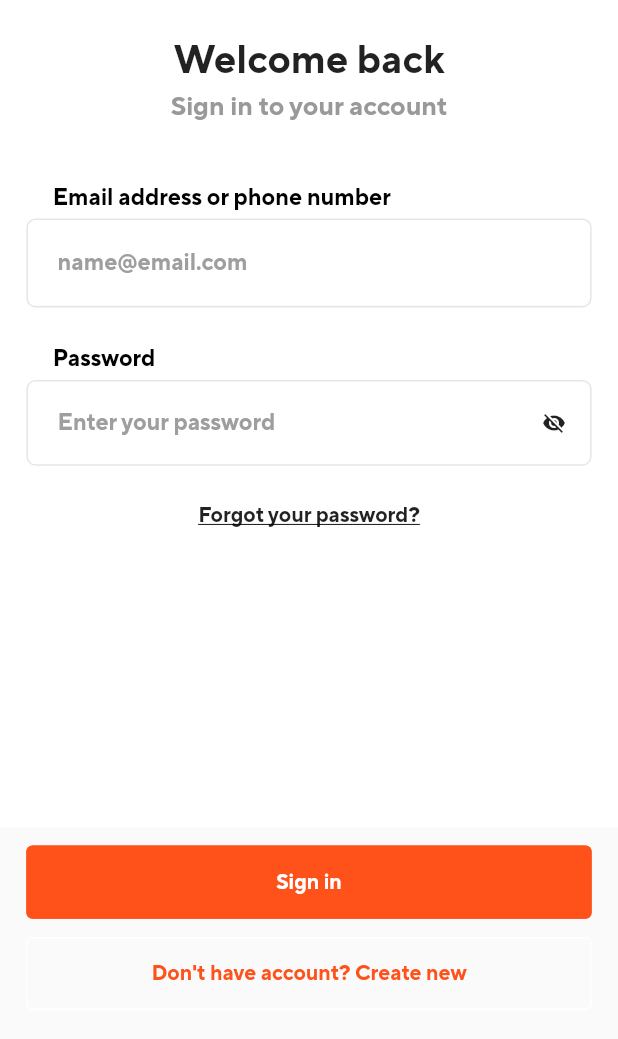
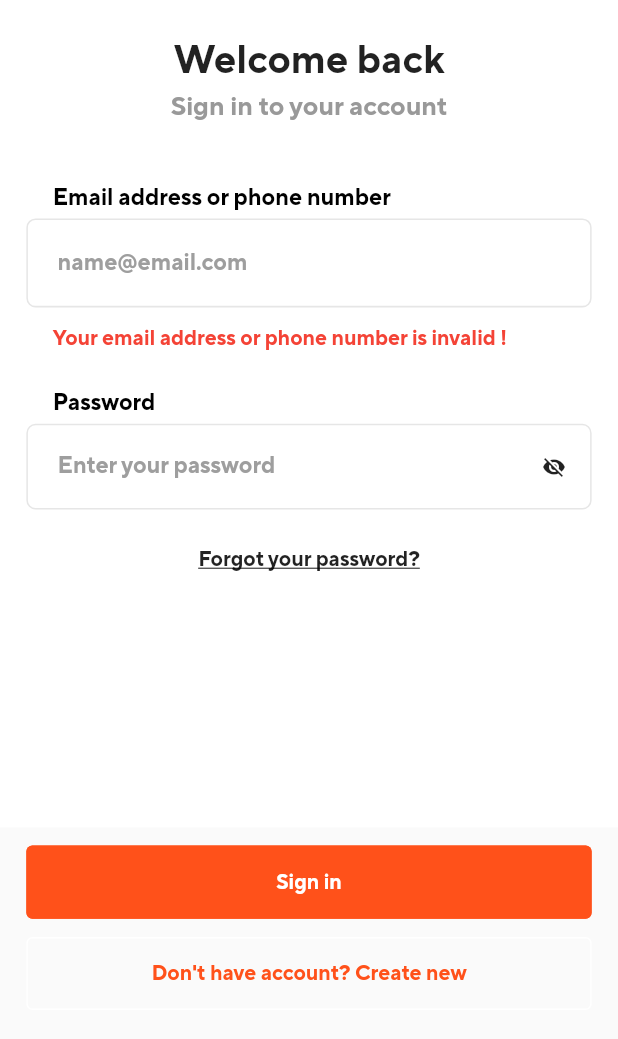
Before and after one commit to sonntuet1997/anygonow-mobile, a Flutter app: the screen it shows after launch, after a tap on "Sign in", on a phone screen of 412 x 824 dp, the part 156-1195 px from its top. Run offline on Flutter 3.47's test engine with Material 2 defaults, Android fonts, the phone set to English and light mode, and no system bars; our stand-ins replace convert, dio, flutter_dotenv, flutter_rating_bar, flutter_svg and 5 more; missing offline and left inert: ecdsa, elliptic, encrypt, pointycastle, protobuf, secp256k1 and 1 more; accounts and stored records are empty; key blocks and very long unbroken strings in the code were emptied for the run.

Commit message:
Merged PR 2806: fix: login message when failed
fix: login message when failed

```diff
--- a/lib/controller/login/login_controller.dart
+++ b/lib/controller/login/login_controller.dart
@@ -19,6 +19,8 @@ class LoginPageController extends GetxController {
   TextEditingController password = TextEditingController();
 
   RxBool isHidePassword = true.obs;
+  var messValidateUsername = "".obs;
+  var messValidatePassword = "".obs;
 
   void changeHidePassword() {
     isHidePassword.value = !isHidePassword.value;
@@ -27,8 +29,6 @@ class LoginPageController extends GetxController {
   Future getPing(List<String> certificateList) async {
     try {
       CustomDio customDio = new CustomDio();
-      // var certificateJson = jsonEncode(certificateList);
-      print("cert: " + certificateList.toString());
       customDio.dio.options.headers["Authorization"] = certificateList[0];
 
       var response = await customDio.post(
@@ -62,15 +62,16 @@ class LoginPageController extends GetxController {
 
   Future<bool> login() async {
     User userInfo = User();
+    messValidateUsername.value = "";
+    messValidatePassword.value = "";
     if (username.text == "") {
-      print("Username can not be empty");
+      messValidateUsername.value = "invalid_username";
     } else if (password.text == "") {
-      print("Password can not be empty");
+      messValidatePassword.value = "invalid_password";
     } else {
       var responseCredential = await getCredential(username.text);
       Status validateUsername = ResponseValidator.check(responseCredential);
       if (validateUsername.status == "OK") {
-        print({"data": responseCredential});
         var data = responseCredential.data["data"];
         var userId = data["id"];
         var publicKey = data['publicKey'];
@@ -79,14 +80,13 @@ class LoginPageController extends GetxController {
         String? privateKey =
         decryptAESCryptoJS(encryptedPrivateKey, password.text);
 
-        print("pK:" + privateKey.toString());
-        Status validatePassword = new Status();
+        Status validatePassword = Status();
 
-        if (privateKey == null)
-          validatePassword =
-          new Status(status: "ERROR", message: "WRONG.PASSWORD");
-        else
-          validatePassword = new Status(status: "SUCCESS", message: "SUCCESS");
+        if (privateKey == null) {
+          validatePassword = Status(status: "ERROR", message: "WRONG.PASSWORD");
+        } else {
+          validatePassword = Status(status: "SUCCESS", message: "SUCCESS");
+        }
 
         if (validatePassword.status == "SUCCESS") {
           var certificateInfo = SignatureService.getCertificateInfo(userId);
@@ -103,9 +103,8 @@ class LoginPageController extends GetxController {
               times);
 
           var responsePing = await getPing(certificateList);
-          print({"resPing": responsePing.toString()});
           Status validateServer2 = ResponseValidator.check(responsePing);
-          var jsonReponse = jsonDecode(responsePing.toString());
+          var jsonResponse = jsonDecode(responsePing.toString());
           if (validateServer2.status == "OK") {
             userInfo.id = userId;
             userInfo.name = userName;
@@ -115,20 +114,19 @@ class LoginPageController extends GetxController {
             userInfo.encryptedPrivateKey = encryptedPrivateKey;
             userInfo.username = username.text;
             userInfo.certificate = certificateList[0];
-            userInfo.role = jsonReponse["data"]["role"];
-            // Get.put(GlobalController()).db.put("user", userInfo);
+            userInfo.role = jsonResponse["data"]["role"];
             Get.put(GlobalController()).user.value = userInfo;
             return true;
           } else {
-            print("Wrong password");
+            messValidatePassword.value = "invalid_password";
           }
         } else {
-          print("Wrong password");
+          messValidatePassword.value = "invalid_password";
         }
       } else if (validateUsername.status == "ERROR.SERVER") {
-        print("Error Server");
+        messValidateUsername.value = "invalid_username";
       } else {
-        print("Username Invalid");
+        messValidateUsername.value = "invalid_username";
       }
     }
     return false;
--- a/lib/i18n.dart
+++ b/lib/i18n.dart
@@ -15,7 +15,10 @@ class Messages extends Translations {
           "cfPassword": "Confirm password",
           'continue': "Continue",
           "signinNow": "Sign-in now",
-          "signin": "Sign in"
+          "signin": "Sign in",
+          "invalid_username": "Your email address or phone number is invalid !",
+          "invalid_password": "Your password is invalid !",
+          "error_server": "Server is not working !"
         },
       };
 }
--- a/lib/screen/login/login_screen.dart
+++ b/lib/screen/login/login_screen.dart
@@ -64,6 +64,23 @@ class LoginScreen extends StatelessWidget {
                 label: "email_or_phone".tr,
                 hintText: "name@email.com",
                 textEditingController: loginPageController.username),
+            Obx(
+              () => loginPageController.messValidateUsername.value != ""
+                  ? Padding(
+                      padding: EdgeInsets.only(
+                          top: getHeight(12), left: getWidth(16)),
+                      child: InkWell(
+                        child: Text(
+                          loginPageController.messValidateUsername.value.tr,
+                          style: const TextStyle(
+                            color: Colors.red,
+                          ),
+                        ),
+                        onTap: () {},
+                      ),
+                    )
+                  : Container(),
+            ),
             SizedBox(
               height: getHeight(24),
             ),
@@ -75,6 +92,23 @@ class LoginScreen extends StatelessWidget {
                   isHide: loginPageController.isHidePassword.value,
                   changeHide: loginPageController.changeHidePassword,
                 )),
+            Obx(
+              () => loginPageController.messValidatePassword.value != ""
+                  ? Padding(
+                      padding: EdgeInsets.only(
+                          top: getHeight(12), left: getWidth(16)),
+                      child: InkWell(
+                        child: Text(
+                          loginPageController.messValidatePassword.value.tr,
+                          style: const TextStyle(
+                            color: Colors.red,
+                          ),
+                        ),
+                        onTap: () {},
+                      ),
+                    )
+                  : Container(),
+            ),
             SizedBox(
               height: getHeight(24),
             ),
```
Also changed, not shown: lib/service/response_validator.dart (+6 -7 lines), lib/widgets/dialog.dart (added, +84 -0 lines).
